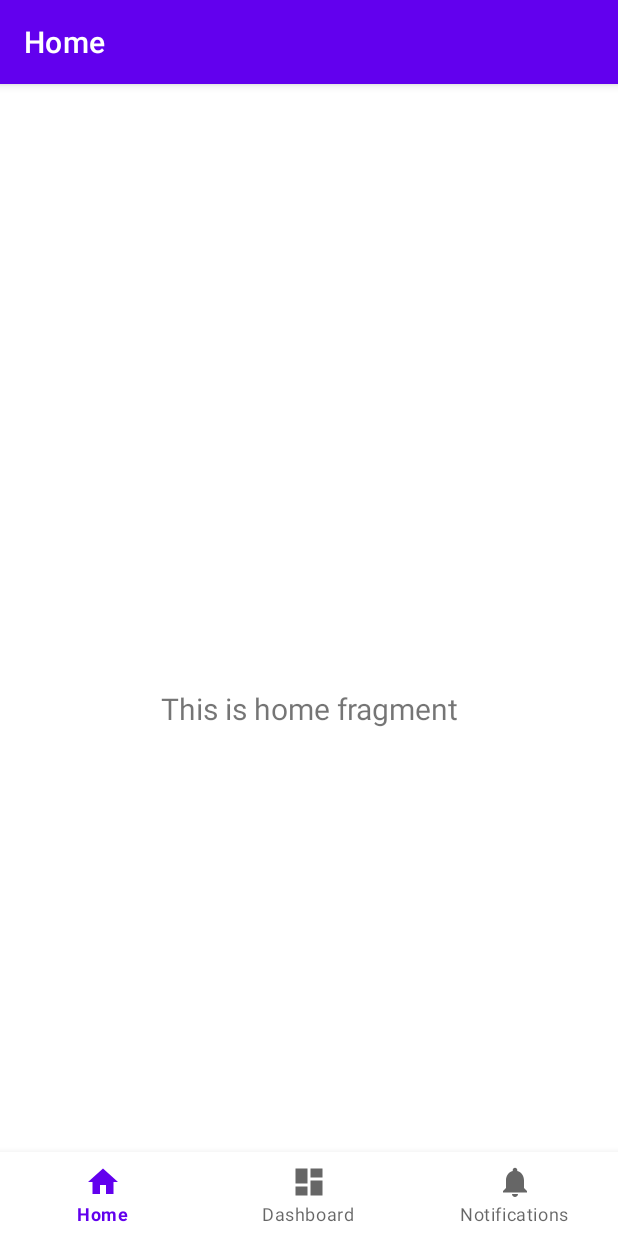
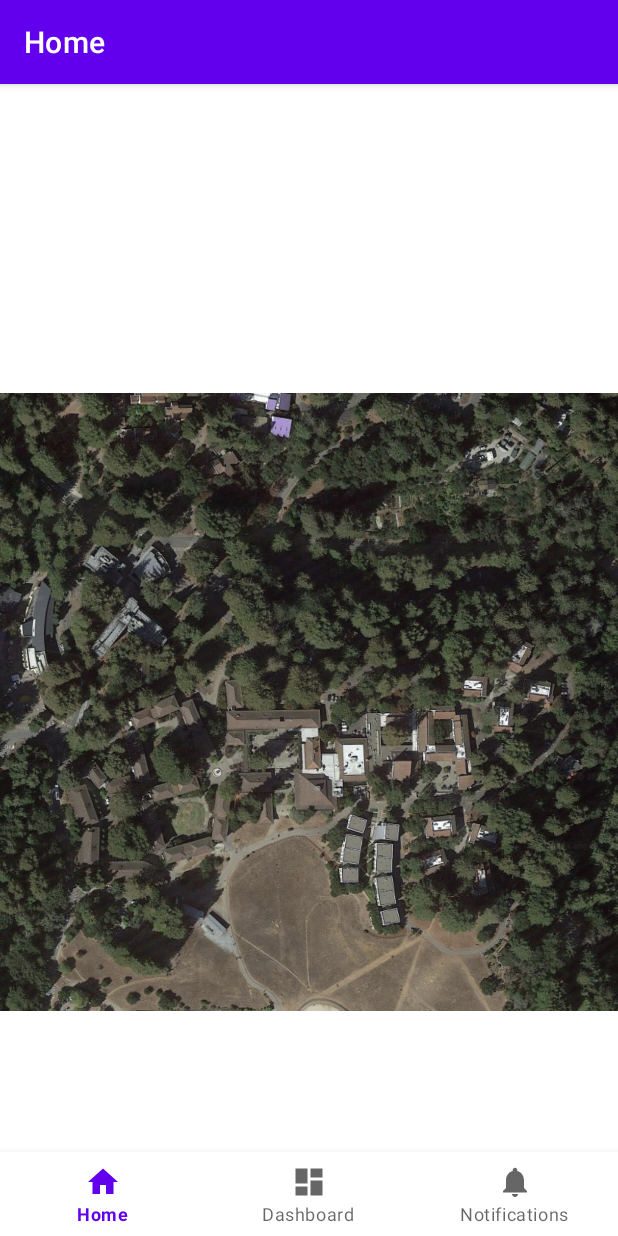
Before and after one commit to JMack21/cruzhacks23, an Android app: the screen it shows after launch (MainActivity), on a phone screen of 412 x 824 dp. Run offline under Robolectric (Android 15) with nearby library versions, the phone set to English and light mode, and no system bars; our stand-ins replace navigation-ui.

Commit message:
-Made the map zooming work correctly

```diff
--- a/silvertrails/app/src/main/java/com/pascalcase/silvertrails/ui/imagescrolling/TouchImageView.java
+++ b/silvertrails/app/src/main/java/com/pascalcase/silvertrails/ui/imagescrolling/TouchImageView.java
@@ -260,6 +260,7 @@ public class TouchImageView extends AppCompatImageView implements GestureDetecto
     @Override
     protected void onMeasure(int widthMeasureSpec, int heightMeasureSpec) {
         super.onMeasure(widthMeasureSpec, heightMeasureSpec);
+
         viewWidth = MeasureSpec.getSize(widthMeasureSpec);
         viewHeight = MeasureSpec.getSize(heightMeasureSpec);
 
--- a/silvertrails/app/src/main/res/layout/fragment_home.xml
+++ b/silvertrails/app/src/main/res/layout/fragment_home.xml
@@ -19,4 +19,18 @@
         app:layout_constraintEnd_toEndOf="parent"
         app:layout_constraintStart_toStartOf="parent"
         app:layout_constraintTop_toTopOf="parent" />
+
+    <com.pascalcase.silvertrails.ui.imagescrolling.TouchImageView
+        android:id="@+id/campus_png_image"
+        android:layout_width="wrap_content"
+        android:layout_height="wrap_content"
+        android:src="@drawable/satellite_stevenson"
+        app:layout_constraintBottom_toBottomOf="parent"
+        app:layout_constraintEnd_toEndOf="parent"
+        app:layout_constraintHorizontal_bias="0.5"
+        app:layout_constraintStart_toStartOf="parent"
+        app:layout_constraintTop_toTopOf="parent"
+        app:layout_constraintVertical_bias="0.5"
+        app:srcCompat="@drawable/satellite_stevenson"
+        tools:srcCompat="@drawable/satellite_stevenson" />
 </androidx.constraintlayout.widget.ConstraintLayout>
```
